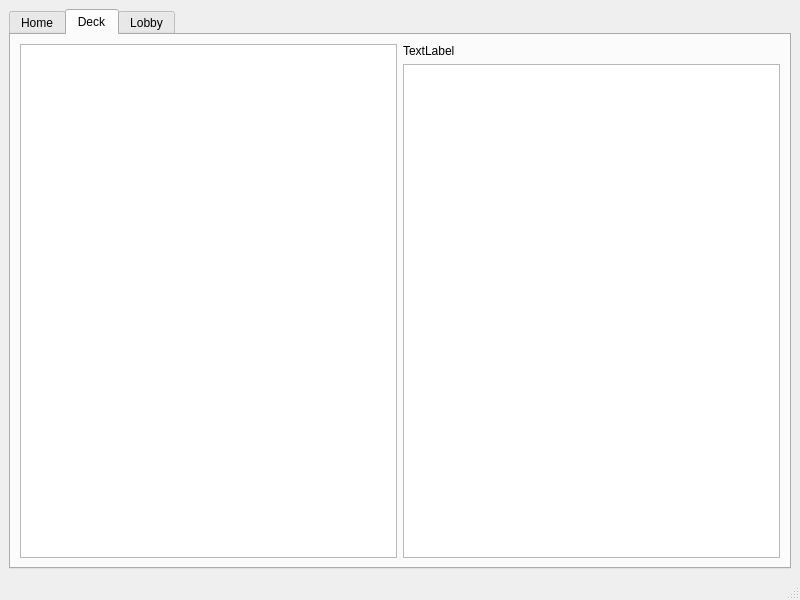
Before: the Qt Designer form mainwindow.ui in MoatazHellal/Landspire, drawn with Qt 5.
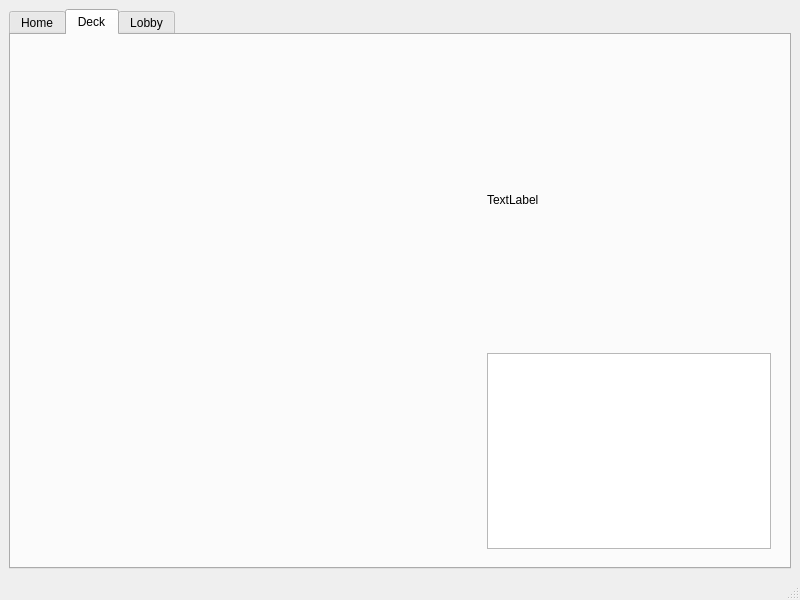
After: the same form once the commit is applied. The open tabs and pages were chosen to show the change.

Commit message: Added card affinities and card widget class, added deck builder tab layout and widgets, cards dynamically created and added to grid, hover over card switches preview

```diff
--- a/mainwindow.ui
+++ b/mainwindow.ui
@@ -14,8 +14,8 @@
    <string>MainWindow</string>
   </property>
   <widget class="QWidget" name="centralwidget">
-   <layout class="QGridLayout" name="gridLayout_2">
-    <item row="0" column="0">
+   <layout class="QHBoxLayout" name="horizontalLayout">
+    <item>
      <widget class="QTabWidget" name="tabWidget">
       <property name="currentIndex">
        <number>2</number>
@@ -73,18 +73,34 @@
        </attribute>
        <layout class="QHBoxLayout" name="horizontalLayout_4">
         <item>
+         <layout class="QHBoxLayout" name="horizontalLayout_3" stretch="3,2">
+          <item>
+           <widget class="QWidget" name="CardsGridContainer" native="true">
          <layout class="QGridLayout" name="gridLayout_3">
-          <item row="1" column="1">
-           <widget class="QListView" name="listView_6"/>
-          </item>
-          <item row="0" column="0" rowspan="2">
-           <widget class="QListView" name="listView_2"/>
+             <item row="0" column="0">
+              <layout class="QGridLayout" name="CardsGrid"/>
+             </item>
+            </layout>
+           </widget>
           </item>
-          <item row="0" column="1">
-           <widget class="QLabel" name="label_2">
+          <item>
+           <widget class="QWidget" name="RightPane" native="true">
+            <layout class="QVBoxLayout" name="verticalLayout_2">
+             <item>
+              <layout class="QVBoxLayout" name="verticalLayout" stretch="3,2">
+               <item>
+                <widget class="QLabel" name="CardPreview">
             <property name="text">
              <string>TextLabel</string>
             </property>
+                </widget>
+               </item>
+               <item>
+                <widget class="QListView" name="DeckList"/>
+               </item>
+              </layout>
+             </item>
+            </layout>
            </widget>
           </item>
          </layout>
```
Left out of the diff: 2 changed lines with no effect on the pictures. Lines whose indentation alone changed are shown as unchanged. The commit also changes 73 other files.
